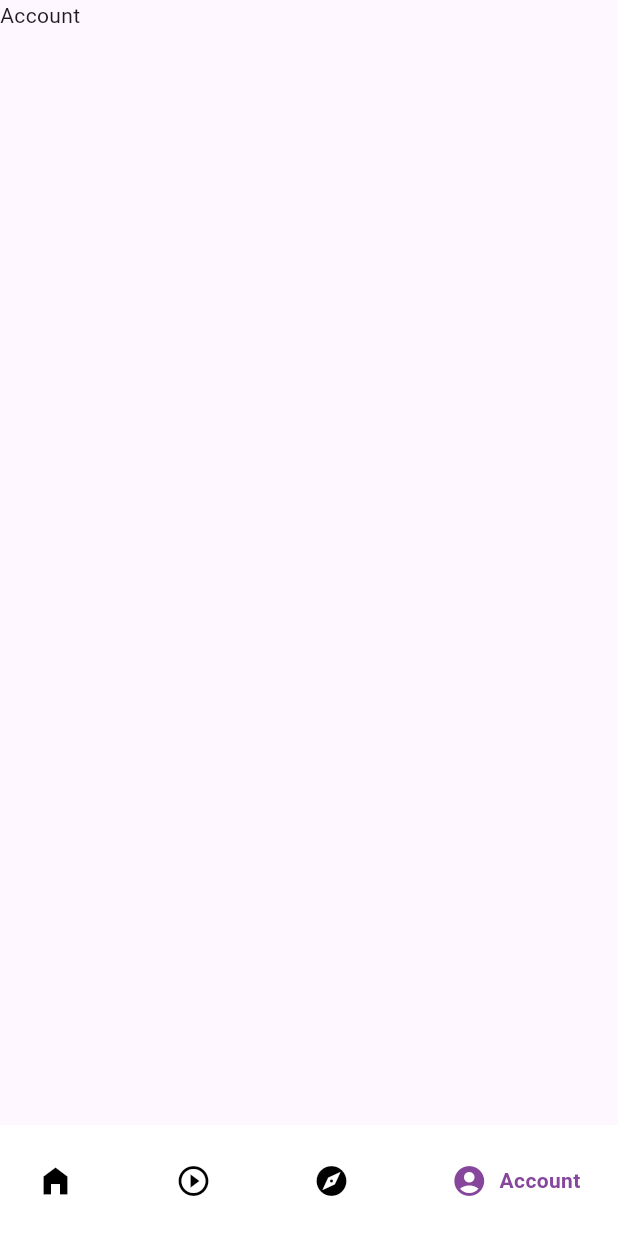
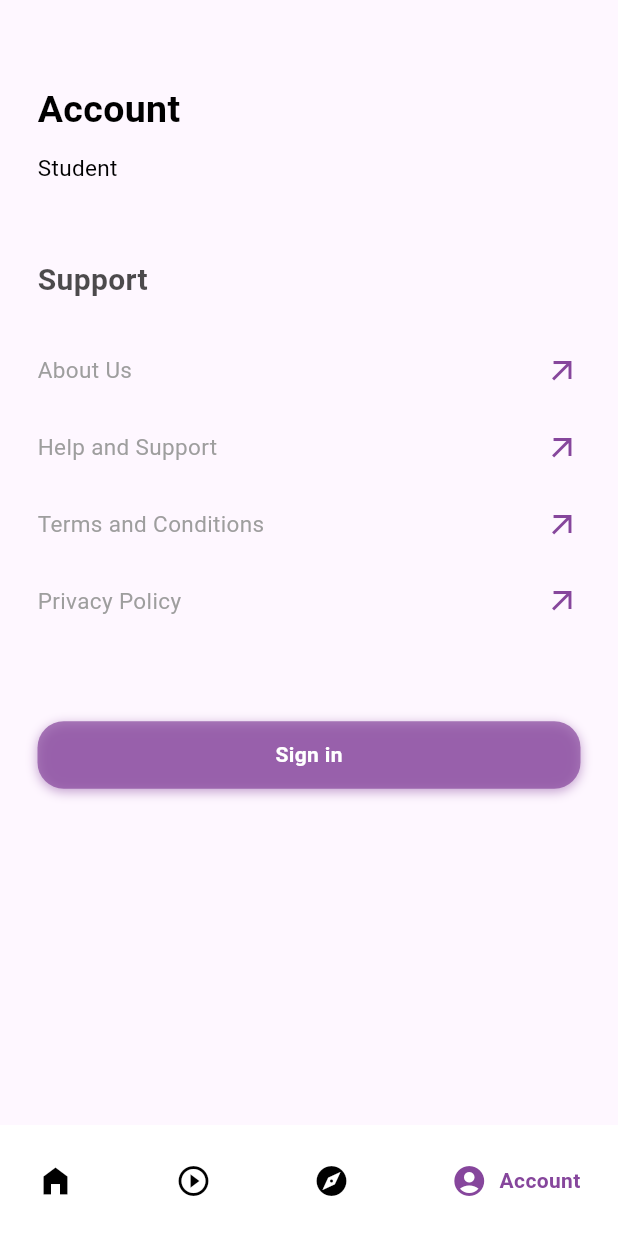
Before and after one commit to MenouraIlyes/ya9in, a Flutter app: the screen it shows after launch, item 4 of the bottom bar chosen, on a phone screen of 412 x 824 dp. Run offline on Flutter 3.47's test engine with Material 3 defaults, Android fonts, the phone set to English and light mode, and no system bars; drawn by our look-alikes of google_nav_bar; our stand-ins replace flutter_svg; network calls fail.

Commit message:
Account_Screen_Done

```diff
--- /dev/null
+++ b/lib/datas/account_menu_json.dart
@@ -0,0 +1,61 @@
+List AccountMenuJson = [
+  {
+    'title': 'Video Preferences',
+    'categories': [
+      {
+        'title': 'Your downloaded courses',
+        'isSwitch': false,
+      },
+      {
+        'title': 'Video dowload quality',
+        'isSwitch': false,
+      },
+      {
+        'title': 'Download over Wi-Fi only',
+        'isSwitch': true,
+      },
+    ],
+  },
+  {
+    'title': 'Account Setting',
+    'categories': [
+      {
+        'title': 'Payment Methods',
+        'isSwitch': false,
+      },
+      {
+        'title': 'Change Password',
+        'isSwitch': false,
+      },
+      {
+        'title': 'Push Notifications',
+        'isSwitch': false,
+      },
+      {
+        'title': 'Deactivate Account',
+        'isSwitch': false,
+      },
+    ],
+  },
+  {
+    'title': 'Support',
+    'categories': [
+      {
+        'title': 'About Us',
+        'isSwitch': false,
+      },
+      {
+        'title': 'Help and Support',
+        'isSwitch': false,
+      },
+      {
+        'title': 'Terms and Conditions',
+        'isSwitch': false,
+      },
+      {
+        'title': 'Privacy Policy',
+        'isSwitch': false,
+      },
+    ],
+  },
+];
--- a/lib/screens/account_screen.dart
+++ b/lib/screens/account_screen.dart
@@ -1,12 +1,76 @@
 import 'package:flutter/material.dart';
+import 'package:ya9in/datas/account_menu_json.dart';
+import 'package:ya9in/widgets/custom_button.dart';
+import 'package:ya9in/widgets/custom_heading.dart';
+import 'package:ya9in/widgets/custom_place_holder.dart';
+import 'package:ya9in/widgets/custom_title.dart';
 
-class AccountScreen extends StatelessWidget {
+class AccountScreen extends StatefulWidget {
   const AccountScreen({super.key});
+
+  @override
+  State<AccountScreen> createState() => _AccountScreenState();
+}
+
+class _AccountScreenState extends State<AccountScreen> {
+  Widget getBody() {
+    List items = AccountMenuJson[2]['categories'];
+
+    return SingleChildScrollView(
+      child: Padding(
+        padding: const EdgeInsets.all(25.0),
+        child: Column(
+          crossAxisAlignment: CrossAxisAlignment.start,
+          children: [
+            // Heading
+            SizedBox(height: 30),
+            CustomHeading(
+              title: 'Account',
+              subTitle: 'Student',
+              color: Colors.black,
+            ),
+
+            // Support
+            SizedBox(height: 50),
+            CustomTitle(
+              title: 'Support',
+              extend: false,
+            ),
+            SizedBox(height: 25),
+            Column(
+              children: List.generate(
+                items.length,
+                (index) {
+                  return Padding(
+                    padding: const EdgeInsets.only(bottom: 10),
+                    child: CunstomPlaceHolder(
+                      title: items[index]['title'],
+                    ),
+                  );
+                },
+              ),
+            ),
+
+            // Sign in Button
+            SizedBox(height: 50),
+            CustomButtonBox(
+              title: 'Sign in',
+            ),
+          ],
+        ),
+      ),
+    );
+  }
 
   @override
   Widget build(BuildContext context) {
     return Scaffold(
-      body: Text('Account'),
+      extendBodyBehindAppBar: true,
+      appBar: AppBar(
+        backgroundColor: Colors.transparent,
+        elevation: 0,
+      ),
+      body: getBody(),
     );
   }
 }
--- a/lib/screens/explore_screen.dart
+++ b/lib/screens/explore_screen.dart
@@ -69,7 +69,7 @@ class _ExploreScreenState extends State<ExploreScreen> {
                 AllCategories.length,
                 (index) {
                   return Padding(
-                    padding: const EdgeInsets.all(8.0),
+                    padding: const EdgeInsets.only(bottom: 10),
                     child: CunstomPlaceHolder(
                       title: AllCategories[index]['title'],
                     ),
--- a/lib/widgets/custom_place_holder.dart
+++ b/lib/widgets/custom_place_holder.dart
@@ -1,6 +1,5 @@
 import 'package:flutter/cupertino.dart';
 import 'package:flutter/material.dart';
-import 'package:flutter_svg/svg.dart';
 import 'package:ya9in/shared/colors.dart';
 
 class CunstomPlaceHolder extends StatefulWidget {
```
